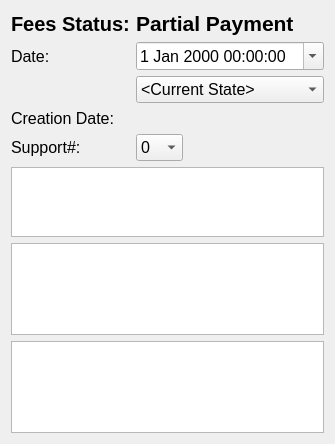
Qt form drc/gui/mediationsessionform.ui (lansdon/cpts483_drc) before a commit.
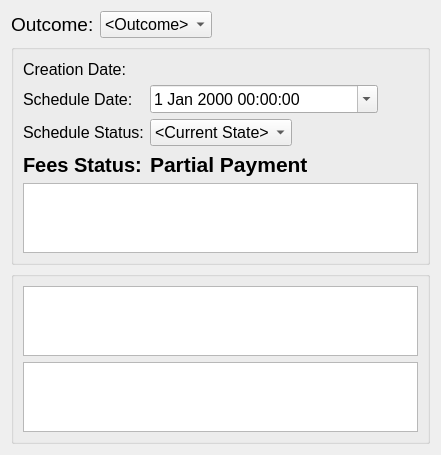
The same form after that commit.

Commit message: ok check it out, it's looking sexy

Patch:
```diff
--- a/drc/gui/mediationsessionform.ui
+++ b/drc/gui/mediationsessionform.ui
@@ -6,8 +6,8 @@
    <rect>
     <x>0</x>
     <y>0</y>
-    <width>335</width>
-    <height>444</height>
+    <width>441</width>
+    <height>451</height>
    </rect>
   </property>
   <property name="sizePolicy">
@@ -38,6 +38,54 @@
   </property>
   <layout class="QVBoxLayout" name="verticalLayout">
    <item>
+    <layout class="QHBoxLayout" name="horizontalLayout_3">
+     <item>
+      <layout class="QFormLayout" name="formLayout_2">
+       <item row="0" column="0">
+        <widget class="QLabel" name="label_3">
+         <property name="font">
+          <font>
+           <pointsize>14</pointsize>
+          </font>
+         </property>
+         <property name="text">
+          <string>Outcome:</string>
+         </property>
+        </widget>
+       </item>
+       <item row="0" column="1">
+        <widget class="QComboBox" name="comboBox">
+         <item>
+          <property name="text">
+           <string>&lt;Outcome&gt;</string>
+          </property>
+         </item>
+        </widget>
+       </item>
+      </layout>
+     </item>
+     <item>
+      <spacer name="horizontalSpacer">
+       <property name="orientation">
+        <enum>Qt::Horizontal</enum>
+       </property>
+       <property name="sizeHint" stdset="0">
+        <size>
+         <width>40</width>
+         <height>20</height>
+        </size>
+       </property>
+      </spacer>
+     </item>
+    </layout>
+   </item>
+   <item>
+    <widget class="QGroupBox" name="groupBox_2">
+     <property name="title">
+      <string/>
+     </property>
+     <layout class="QHBoxLayout" name="horizontalLayout_2">
+      <item>
     <layout class="QVBoxLayout" name="verticalLayout_3">
      <item>
       <layout class="QFormLayout" name="formLayout">
@@ -48,6 +96,40 @@
         <enum>QFormLayout::AllNonFixedFieldsGrow</enum>
        </property>
        <item row="0" column="0">
+           <widget class="QLabel" name="creationDateLabel">
+            <property name="font">
+             <font>
+              <pointsize>12</pointsize>
+             </font>
+            </property>
+            <property name="text">
+             <string>Creation Date:</string>
+            </property>
+            <property name="textInteractionFlags">
+             <set>Qt::LinksAccessibleByMouse</set>
+            </property>
+           </widget>
+          </item>
+          <item row="1" column="0">
+           <widget class="QLabel" name="label">
+            <property name="font">
+             <font>
+              <pointsize>12</pointsize>
+             </font>
+            </property>
+            <property name="text">
+             <string>Schedule Date:</string>
+            </property>
+           </widget>
+          </item>
+          <item row="2" column="0">
+           <widget class="QLabel" name="label_2">
+            <property name="text">
+             <string>Schedule Status:</string>
+            </property>
+           </widget>
+          </item>
+          <item row="3" column="0">
         <widget class="QLabel" name="FeesPaidLabel">
          <property name="font">
           <font>
@@ -62,32 +144,43 @@
         </widget>
        </item>
        <item row="0" column="1">
-        <widget class="QLabel" name="feePaidDisplayLabel">
-         <property name="font">
-          <font>
-           <pointsize>16</pointsize>
-           <weight>75</weight>
-           <bold>true</bold>
-          </font>
-         </property>
-         <property name="text">
-          <string>Partial Payment</string>
-         </property>
-        </widget>
-       </item>
-       <item row="1" column="0">
-        <widget class="QLabel" name="label">
+           <layout class="QHBoxLayout" name="horizontalLayout_4">
+            <item>
+             <widget class="QLabel" name="CreationDateDisplayLabel">
+              <property name="sizePolicy">
+               <sizepolicy hsizetype="Expanding" vsizetype="Preferred">
+                <horstretch>0</horstretch>
+                <verstretch>0</verstretch>
+               </sizepolicy>
+              </property>
          <property name="font">
           <font>
            <pointsize>12</pointsize>
           </font>
          </property>
          <property name="text">
-          <string>Date:</string>
-         </property>
-        </widget>
+               <string>&lt;Creation Date&gt;</string>
+              </property>
+             </widget>
+            </item>
+            <item>
+             <spacer name="horizontalSpacer_2">
+              <property name="orientation">
+               <enum>Qt::Horizontal</enum>
+              </property>
+              <property name="sizeHint" stdset="0">
+               <size>
+                <width>40</width>
+                <height>20</height>
+               </size>
+              </property>
+             </spacer>
+            </item>
+           </layout>
        </item>
        <item row="1" column="1">
+           <layout class="QHBoxLayout" name="horizontalLayout_5">
+            <item>
         <widget class="QDateTimeEdit" name="dateTimeEdit">
          <property name="sizePolicy">
           <sizepolicy hsizetype="Minimum" vsizetype="Fixed">
@@ -95,6 +188,12 @@
            <verstretch>0</verstretch>
           </sizepolicy>
          </property>
+              <property name="maximumSize">
+               <size>
+                <width>250</width>
+                <height>16777215</height>
+               </size>
+              </property>
          <property name="font">
           <font>
            <pointsize>12</pointsize>
@@ -105,7 +204,24 @@
          </property>
         </widget>
        </item>
+            <item>
+             <spacer name="horizontalSpacer_3">
+              <property name="orientation">
+               <enum>Qt::Horizontal</enum>
+              </property>
+              <property name="sizeHint" stdset="0">
+               <size>
+                <width>40</width>
+                <height>20</height>
+               </size>
+              </property>
+             </spacer>
+            </item>
+           </layout>
+          </item>
        <item row="2" column="1">
+           <layout class="QHBoxLayout" name="horizontalLayout_6">
+            <item>
         <widget class="QComboBox" name="stateComboBox">
          <property name="minimumSize">
           <size>
@@ -125,120 +241,51 @@
          </item>
         </widget>
        </item>
-       <item row="3" column="0">
-        <widget class="QLabel" name="creationDateLabel">
-         <property name="font">
-          <font>
-           <pointsize>12</pointsize>
-          </font>
-         </property>
-         <property name="text">
-          <string>Creation Date:</string>
-         </property>
-         <property name="textInteractionFlags">
-          <set>Qt::LinksAccessibleByMouse</set>
-         </property>
-        </widget>
+            <item>
+             <spacer name="horizontalSpacer_4">
+              <property name="orientation">
+               <enum>Qt::Horizontal</enum>
+              </property>
+              <property name="sizeHint" stdset="0">
+               <size>
+                <width>40</width>
+                <height>20</height>
+               </size>
+              </property>
+             </spacer>
+            </item>
+           </layout>
        </item>
        <item row="3" column="1">
-        <widget class="QLabel" name="CreationDateDisplayLabel">
-         <property name="sizePolicy">
-          <sizepolicy hsizetype="Expanding" vsizetype="Preferred">
-           <horstretch>0</horstretch>
-           <verstretch>0</verstretch>
-          </sizepolicy>
-         </property>
+           <layout class="QHBoxLayout" name="horizontalLayout_7">
+            <item>
+             <widget class="QLabel" name="feePaidDisplayLabel">
          <property name="font">
           <font>
-           <pointsize>12</pointsize>
+                <pointsize>16</pointsize>
+                <weight>75</weight>
+                <bold>true</bold>
           </font>
          </property>
          <property name="text">
-          <string>&lt;Creation Date&gt;</string>
+               <string>Partial Payment</string>
          </property>
         </widget>
        </item>
-       <item row="4" column="0">
-        <widget class="QLabel" name="label_10">
-         <property name="font">
-          <font>
-           <pointsize>12</pointsize>
-          </font>
-         </property>
-         <property name="text">
-          <string>Support#:</string>
-         </property>
-        </widget>
-       </item>
-       <item row="4" column="1">
-        <widget class="QComboBox" name="supportNumComboBox">
-         <property name="sizePolicy">
-          <sizepolicy hsizetype="Fixed" vsizetype="Fixed">
-           <horstretch>0</horstretch>
-           <verstretch>0</verstretch>
-          </sizepolicy>
-         </property>
-         <property name="font">
-          <font>
-           <pointsize>12</pointsize>
-          </font>
-         </property>
          <item>
-          <property name="text">
-           <string>0</string>
-          </property>
-         </item>
-         <item>
-          <property name="text">
-           <string>1</string>
-          </property>
-         </item>
-         <item>
-          <property name="text">
-           <string>2</string>
-          </property>
-         </item>
-         <item>
-          <property name="text">
-           <string>3</string>
-          </property>
-         </item>
-         <item>
-          <property name="text">
-           <string>4</string>
-          </property>
-         </item>
-         <item>
-          <property name="text">
-           <string>5</string>
-          </property>
-         </item>
-         <item>
-          <property name="text">
-           <string>6</string>
-          </property>
-         </item>
-         <item>
-          <property name="text">
-           <string>7</string>
-          </property>
-         </item>
-         <item>
-          <property name="text">
-           <string>8</string>
-          </property>
-         </item>
-         <item>
-          <property name="text">
-           <string>9</string>
-          </property>
-         </item>
-         <item>
-          <property name="text">
-           <string>10</string>
-          </property>
-         </item>
-        </widget>
+             <spacer name="horizontalSpacer_5">
+              <property name="orientation">
+               <enum>Qt::Horizontal</enum>
+              </property>
+              <property name="sizeHint" stdset="0">
+               <size>
+                <width>40</width>
+                <height>20</height>
+               </size>
+              </property>
+             </spacer>
+            </item>
+           </layout>
        </item>
       </layout>
      </item>
@@ -247,6 +294,15 @@
      </item>
     </layout>
    </item>
+     </layout>
+    </widget>
+   </item>
+   <item>
+    <widget class="QGroupBox" name="groupBox">
+     <property name="title">
+      <string/>
+     </property>
+     <layout class="QHBoxLayout" name="horizontalLayout">
    <item>
     <layout class="QVBoxLayout" name="verticalLayout_2">
      <item>
@@ -259,10 +315,9 @@
    </item>
   </layout>
  </widget>
- <tabstops>
-  <tabstop>dateTimeEdit</tabstop>
-  <tabstop>stateComboBox</tabstop>
- </tabstops>
+   </item>
+  </layout>
+ </widget>
  <resources/>
  <connections/>
 </ui>
```
Lines whose indentation alone changed are shown as unchanged. The commit also changes 1 other file.
